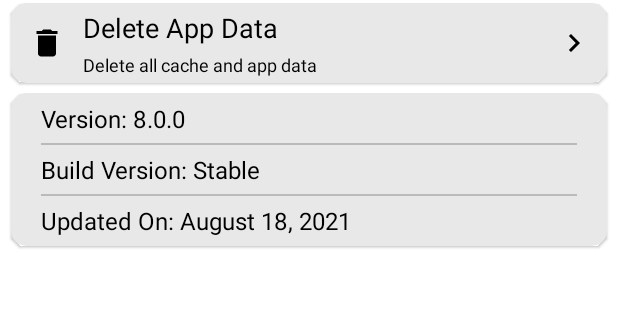
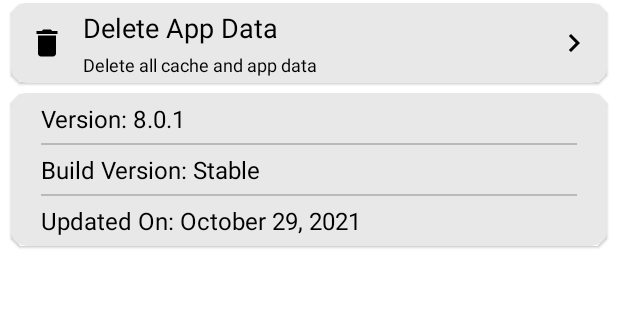
Before and after one commit to corylowry12/Hour-Calculator, an Android app: the layout activity_settings.xml on its own in the app's theme, with its tools: preview values and no code run, scrolled down 35 dp, on a phone screen of 412 x 824 dp. Shown: the part 793-1117 px from the top of the screen. Run offline under Robolectric (Android 15) with nearby library versions, the light colour scheme and no system bars.

Commit message:
Added more strings

```diff
--- a/app/src/main/res/values/strings.xml
+++ b/app/src/main/res/values/strings.xml
@@ -41,7 +41,7 @@
     <string name="total">Total</string>
     <string name="day">Day</string>
     <string name="whats_new">"What's new in version %1$s"</string>
-    <string name="version_number" translatable="false">8.0.0</string>
+    <string name="version_number" translatable="false">8.0.1</string>
     <string name="enabled_vibration">You enabled vibration</string>
     <string name="disabled_vibration">You disabled vibration</string>
     <string name="please_try_again">Sorry, Please Try Again</string>
@@ -107,7 +107,7 @@
     <string name="layout">Layout Settings</string>
     <string name="appearance">Appearance Settings</string>
     <string name="layout_settings_information">All the settings that you can change here will change the basic functionality of the app</string>
-    <string name="version_settings">Version: 8.0.0</string>
+    <string name="version_settings">Version: 8.0.1</string>
     <string name="github_issue_link" translatable="false">https://github.com/corylowry12/Hour-Calculator/issues</string>
     <string name="delete_all_cache_and_app_data">Delete all cache and app data</string>
     <string name="delete_app_data">Delete App Data</string>
@@ -166,7 +166,7 @@
     <string name="view_changes_in_this_update">View changes in this update</string>
     <string name="in_time_and_out_time_can_not_be_the_same">In time and Out Time can not be the same</string>
     <string name="build_version">Build Version: Stable</string>
-    <string name="date">Updated On: August 18, 2021</string>
+    <string name="date">Updated On: October 29, 2021</string>
     <string name="warning">Warning</string>
     <string name="restart_application_warning">This will restart application. Do you want to continue?</string>
     <string name="pink_is_already_chosen">Pink accent color is already chosen</string>
@@ -177,4 +177,7 @@
     <string name="pending_changes_would_you_like_to_save">You have pending changes. Would you like to save?</string>
     <string name="red_color_is_already_chosen">Red accent color already chosen</string>
     <string name="there_are_currently_no_hours_stored">There are currently no hours stored</string>
+    <string name="system_accent_already_chosen">System accent color is already chosen</string>
+    <string name="follow_system_accent">Follow System Accent</string>
+    <string name="may_or_may_not_work_properly">This may or may not work properly. Would you like to continue?</string>
 </resources>
```
Also changed, not shown: 2 other files.
